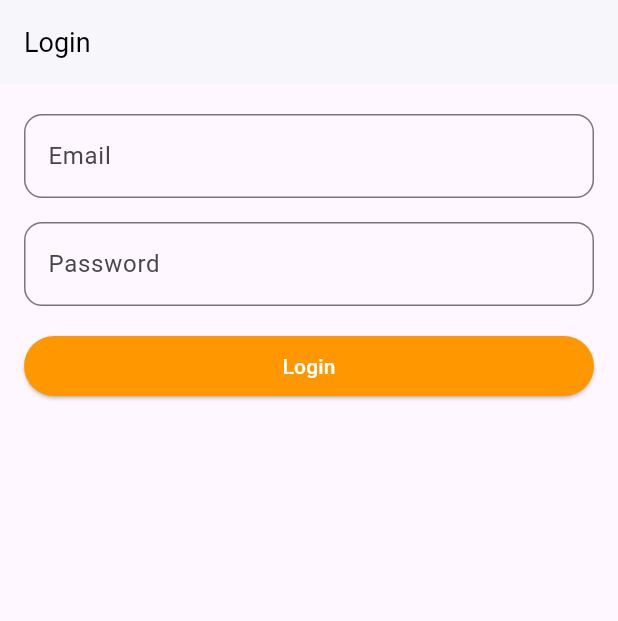
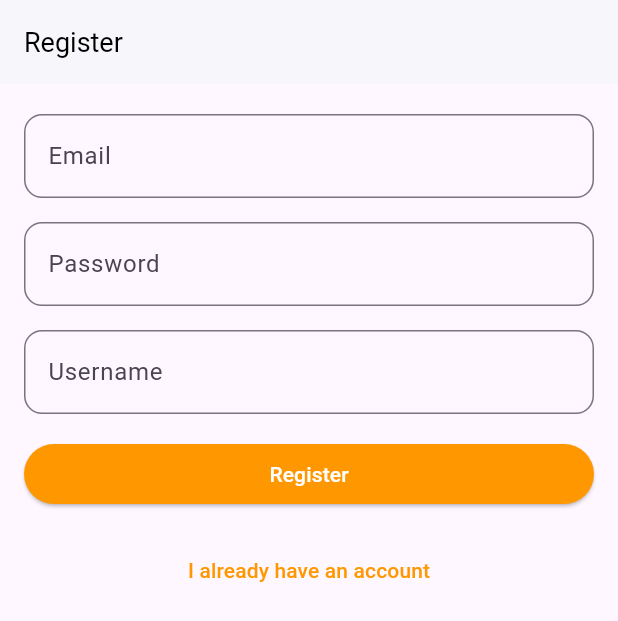
Before and after one commit to d4211n9/flutter_chat, a Flutter app: the screen it shows after launch, on a phone screen of 412 x 824 dp. Shown: the top 621 px of the screen. Run offline on Flutter 3.47's test engine with Material 3 defaults, Android fonts, the phone set to English and light mode, and no system bars.

Commit message:
Optimized imports & added register UI

```diff
--- /dev/null
+++ b/lib/account/login/exports.dart
@@ -0,0 +1 @@
+export 'login_page.dart';
--- /dev/null
+++ b/lib/account/login/imports.dart
@@ -0,0 +1,3 @@
+export 'package:flutter/material.dart';
+export '../../common_constants/exports.dart';
+export '../../common_widgets/exports.dart';
--- a/lib/account/login/login_page.dart
+++ b/lib/account/login/login_page.dart
@@ -1,7 +1,4 @@
-import 'package:flutter/material.dart';
-
-import '../../common_constants/form_constants.dart';
-import '../../common_widgets/form_spacer.dart';
+import 'imports.dart';
 
 class LoginPage extends StatelessWidget {
   const LoginPage({super.key});
--- /dev/null
+++ b/lib/account/register/exports.dart
@@ -0,0 +1 @@
+export 'register_page.dart';
--- /dev/null
+++ b/lib/account/register/imports.dart
@@ -0,0 +1,4 @@
+export 'package:flutter/material.dart';
+export '../../common_constants/exports.dart';
+export '../../common_widgets/exports.dart';
+export '../login/exports.dart';
--- /dev/null
+++ b/lib/account/register/register_page.dart
@@ -0,0 +1,48 @@
+import 'imports.dart';
+
+class RegisterPage extends StatelessWidget {
+  const RegisterPage({super.key});
+
+  static Route<void> route() {
+    return MaterialPageRoute(builder: (context) => const RegisterPage());
+  }
+
+  @override
+  Widget build(BuildContext context) {
+    return Scaffold(
+        appBar: AppBar(title: const Text('Register')),
+        body: Form(
+          child: ListView(
+            padding: formPadding,
+            children: [
+              TextFormField(
+                decoration: const InputDecoration(label: Text('Email')),
+                keyboardType: TextInputType.emailAddress,
+              ),
+              const FormSpacer(),
+              TextFormField(
+                obscureText: true,
+                decoration: const InputDecoration(label: Text('Password')),
+              ),
+              const FormSpacer(),
+              TextFormField(
+                decoration: const InputDecoration(label: Text('Username')),
+              ),
+              const FormSpacer(),
+              ElevatedButton(
+                onPressed: () {},
+                child: const Text('Register'),
+              ),
+              const FormSpacer(),
+              TextButton(
+                onPressed: () {
+                  Navigator.of(context).push(LoginPage.route());
+                },
+                child: const Text('I already have an account'),
+              ),
+            ],
+          ),
+        )
+    );
+  }
+}
--- /dev/null
+++ b/lib/common_constants/exports.dart
@@ -0,0 +1,2 @@
+export 'error_message_constants.dart';
+export 'form_constants.dart';
--- a/lib/common_constants/form_constants.dart
+++ b/lib/common_constants/form_constants.dart
@@ -1,3 +1,3 @@
-import 'package:flutter/material.dart';
+import 'imports.dart';
 
 const formPadding = EdgeInsets.symmetric(vertical: 20, horizontal: 16);
--- /dev/null
+++ b/lib/common_constants/imports.dart
@@ -0,0 +1 @@
+export 'package:flutter/material.dart';
--- /dev/null
+++ b/lib/common_widgets/exports.dart
@@ -0,0 +1,2 @@
+export 'form_spacer.dart';
+export 'spinner.dart';
--- a/lib/common_widgets/form_spacer.dart
+++ b/lib/common_widgets/form_spacer.dart
@@ -1,4 +1,4 @@
-import 'package:flutter/material.dart';
+import 'imports.dart';
 
 class FormSpacer extends StatelessWidget {
   const FormSpacer({super.key});
--- /dev/null
+++ b/lib/common_widgets/imports.dart
@@ -0,0 +1 @@
+export 'package:flutter/material.dart';
--- a/lib/common_widgets/spinner.dart
+++ b/lib/common_widgets/spinner.dart
@@ -1,4 +1,4 @@
-import 'package:flutter/material.dart';
+import 'imports.dart';
 
 class Spinner extends StatelessWidget {
   const Spinner({super.key});
--- /dev/null
+++ b/lib/custom_themes/exports.dart
@@ -0,0 +1 @@
+export 'custom_theme_1.dart';
--- /dev/null
+++ b/lib/custom_themes/imports.dart
@@ -0,0 +1 @@
+export 'package:flutter/material.dart';
--- /dev/null
+++ b/lib/extension_methods/exports.dart
@@ -0,0 +1 @@
+export 'show_snack_bar.dart';
--- /dev/null
+++ b/lib/extension_methods/imports.dart
@@ -0,0 +1 @@
+export 'package:flutter/material.dart';
--- a/lib/extension_methods/show_snack_bar.dart
+++ b/lib/extension_methods/show_snack_bar.dart
@@ -1,4 +1,4 @@
-import 'package:flutter/material.dart';
+import 'imports.dart';
 
 /// Set of extension methods to easily display a snack bar
 extension ShowSnackBar on BuildContext {
--- /dev/null
+++ b/lib/imports.dart
@@ -0,0 +1,4 @@
+export 'package:flutter/material.dart';
+export 'account/login/exports.dart';
+export 'custom_themes/exports.dart';
+export 'account/register/exports.dart';
--- a/lib/main.dart
+++ b/lib/main.dart
@@ -1,7 +1,4 @@
-import 'package:flutter/material.dart';
-
-import 'account/login/login_page.dart';
-import 'custom_themes/custom_theme_1.dart';
+import 'imports.dart';
 
 void main() {
   runApp(const MyApp());
@@ -17,7 +14,7 @@ class MyApp extends StatelessWidget {
       debugShowCheckedModeBanner: false,
       title: 'My Chat App',
       theme: theme,
-      home: LoginPage(),
+      home: RegisterPage(),
     );
   }
 }
```
